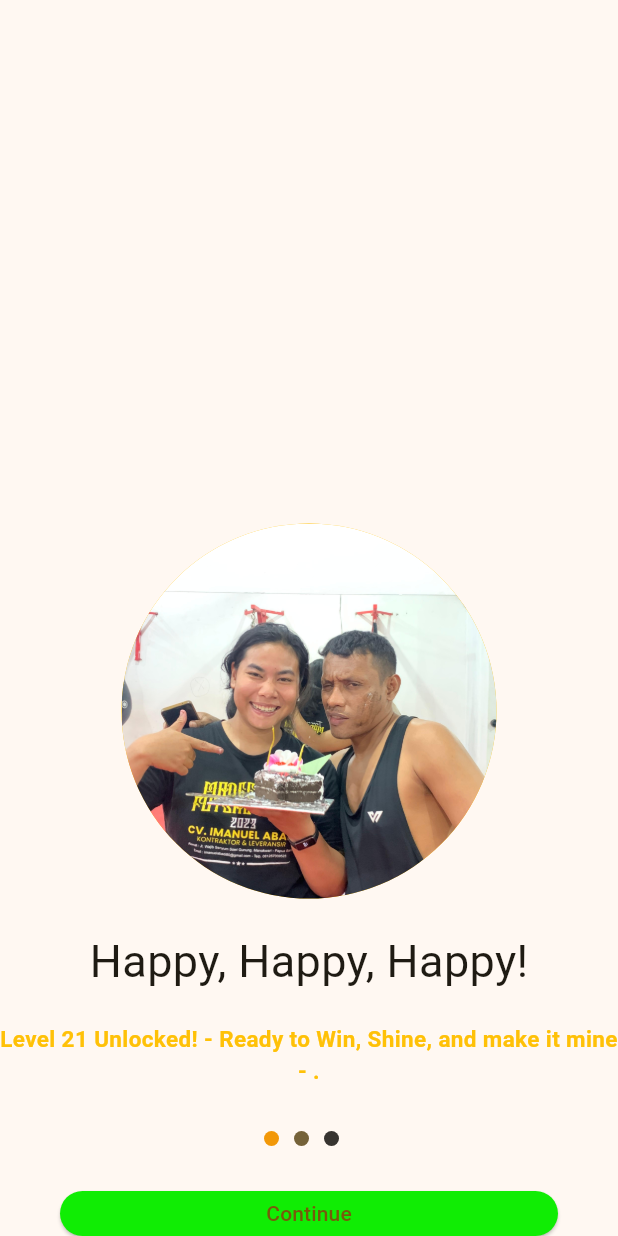
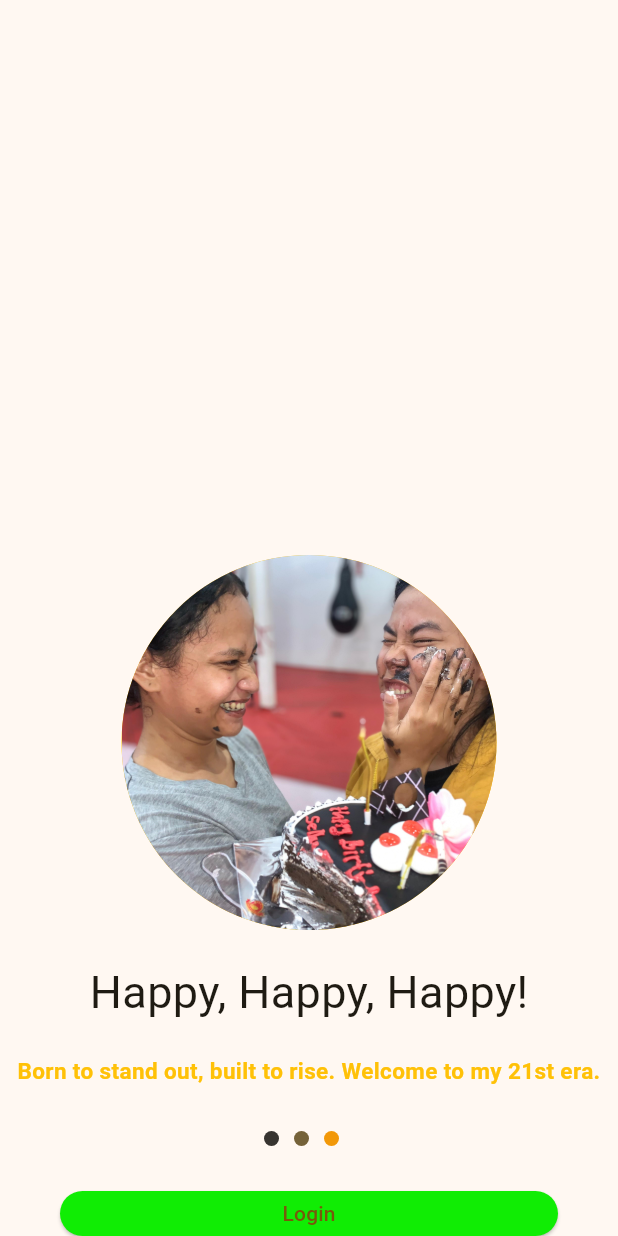
Before and after one commit to sellwia/KB1179-1122140124-UTS, a Flutter app: the SplashScreen3 screen opened directly, on a phone screen of 412 x 824 dp. Run offline on Flutter 3.47's test engine with Material 3 defaults, Android fonts, the phone set to English and light mode, and no system bars.

Commit message:
buat halaman login

```diff
--- /dev/null
+++ b/lib/screen/login.dart
@@ -0,0 +1,10 @@
+import 'package:flutter/material.dart';
+
+class Login extends StatelessWidget {
+  const Login({super.key});
+
+  @override
+  Widget build(BuildContext context) {
+    return const Placeholder();
+  }
+}
--- a/lib/screen/splash_screen_3.dart
+++ b/lib/screen/splash_screen_3.dart
@@ -1,4 +1,5 @@
 import 'package:flutter/material.dart';
+import 'package:uts_1122140124/screen/login.dart';
 
 class SplashScreen3 extends StatelessWidget {
   const SplashScreen3 ({super.key});
@@ -20,7 +21,7 @@ class SplashScreen3 extends StatelessWidget {
               shape: BoxShape.circle,
               color: Colors.amber,
               image: DecorationImage(
-                image: AssetImage("assets/images/pict 1.jpeg"),
+                image: AssetImage("assets/images/pict 3.jpeg"),
                 fit: BoxFit.cover,
                 ),
               ),
@@ -38,7 +39,7 @@ class SplashScreen3 extends StatelessWidget {
           SizedBox(height: 20), //jarak 20 antara lingkaran dan teks
 
           Text(
-            "Level 21 Unlocked! - Ready to Win, Shine, and make it mine - .",
+            "Born to stand out, built to rise. Welcome to my 21st era.",
               style: TextStyle(
                 fontSize: 15.0,
                 color: Colors.amber,
@@ -57,7 +58,7 @@ class SplashScreen3 extends StatelessWidget {
                     height: 10,
                     decoration: BoxDecoration(
                     shape: BoxShape.circle,
-                    color: Color.fromARGB(255, 242, 152, 8),
+                    color: Color.fromARGB(255, 55, 52, 48),
               ),
           ),
 
@@ -76,7 +77,7 @@ class SplashScreen3 extends StatelessWidget {
                     height: 10,
                     decoration: BoxDecoration(
                     shape: BoxShape.circle,
-                    color: Color.fromARGB(255, 55, 52, 48),
+                    color: Color.fromARGB(255, 242, 152, 8),
               ),
           ),
           SizedBox(width: 10),                ],
@@ -87,15 +88,20 @@ class SplashScreen3 extends StatelessWidget {
                     height: 30,
                     width: double.infinity,
                   child: ElevatedButton(
-                    onPressed: (){
+                  onPressed: () {
+                    //route : material page route
+                    Navigator.pushAndRemoveUntil(
+                      context,
+                      MaterialPageRoute(builder: (context) => Login()),
+                      (Route<dynamic> route) => false,
+                    );
                     // panggil slide selanjutnya
                   },
                   style: ElevatedButton.styleFrom(
-                    backgroundColor: Color.fromARGB(255, 16, 237, 4)
+                    backgroundColor: Color.fromARGB(255, 16, 237, 4),
                   ),
-                  child: Text("Continue", style: TextStyle(fontSize: 14),
-                  ),
-                  ),
+                    child: Text("Login", style: TextStyle(fontSize: 14)),
+                ),
                   ),
                   margin: EdgeInsets.only(left: 40, right: 40),
                 )
```
